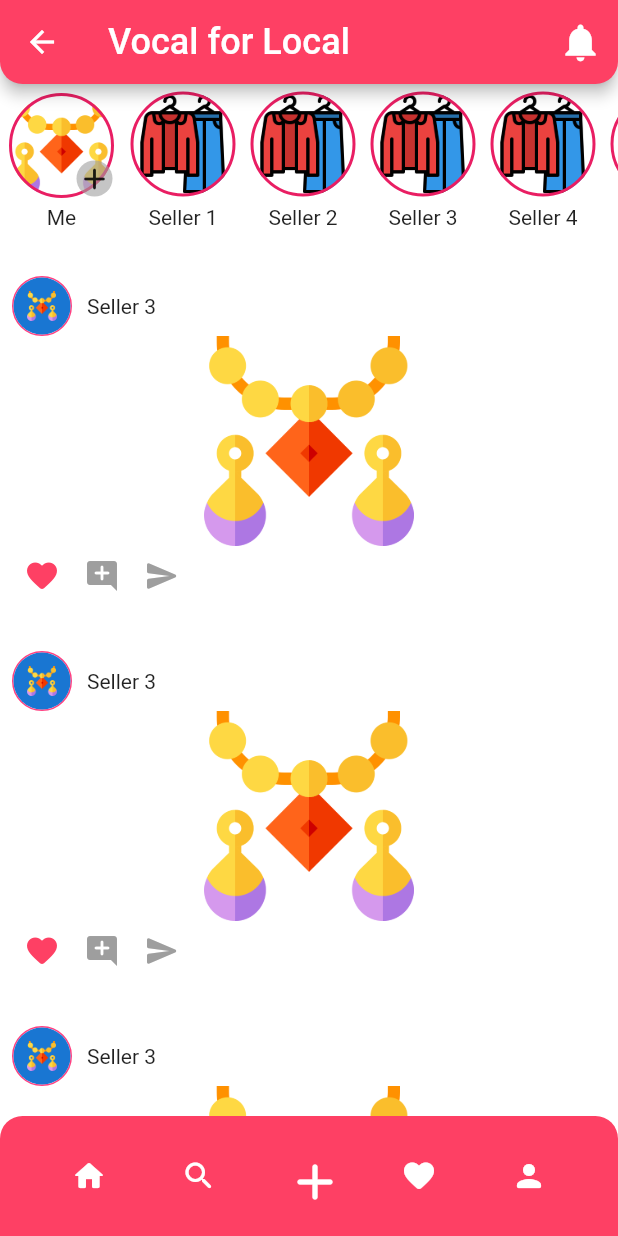
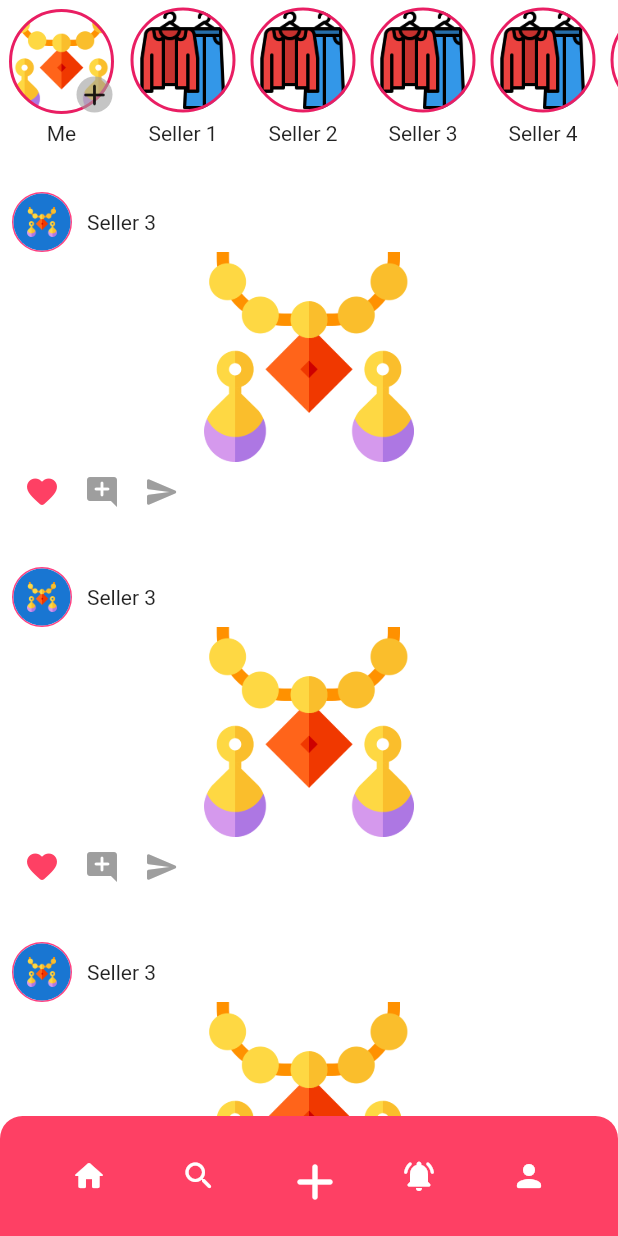
Before and after one commit to riteshsp2000/alohomora, a Flutter app: the HomePage screen opened directly, on a phone screen of 412 x 824 dp. Run offline on Flutter 3.47's test engine with Material 2 defaults, Android fonts, the phone set to English and light mode, and no system bars; our stand-ins replace flutter_svg; missing offline and left inert: adobe_xd.

Commit message:
minor bugs

```diff
--- a/lib/HomePage.dart
+++ b/lib/HomePage.dart
@@ -18,7 +18,6 @@ class _HomePageState extends State<HomePage> {
     return Scaffold(
       backgroundColor: const Color(0xffffffff),
       bottomNavigationBar: getFooter(),
-      appBar: getAppBar(),
       body: Container(
         child: PageView(
           controller: _pageController,
@@ -45,10 +44,6 @@ class _HomePageState extends State<HomePage> {
           borderRadius: BorderRadius.only(
               bottomLeft: Radius.circular(15.0),
               bottomRight: Radius.circular(15.0))),
-      title: Text(
-        "Vocal for Local",
-        style: TextStyle(color: Colors.white, fontSize: 24),
-      ),
       centerTitle: false,
       actions: [
         Padding(
@@ -107,7 +102,7 @@ class _HomePageState extends State<HomePage> {
           ),
           IconButton(
               icon: Icon(
-                Icons.favorite_rounded,
+                Icons.notifications_active_rounded,
                 color: Colors.white,
               ),
               onPressed: () {
--- a/lib/chats.dart
+++ b/lib/chats.dart
@@ -8,7 +8,7 @@ class ChatScreen extends StatefulWidget {
 class _ChatScreenState extends State<ChatScreen> {
   @override
   Widget build(BuildContext context) {
-    return Container(
+    return SafeArea(
       child: Text("Chatlist"),
     );
   }
--- a/lib/liked.dart
+++ b/lib/liked.dart
@@ -3,7 +3,7 @@ import 'package:flutter/material.dart';
 class LikedScreen extends StatelessWidget {
   @override
   Widget build(BuildContext context) {
-    return Container(
+    return SafeArea(
       child: Text("Liked Screen"),
     );
   }
--- a/lib/mainscreen.dart
+++ b/lib/mainscreen.dart
@@ -11,7 +11,7 @@ class _MainScreenState extends State<MainScreen> {
   bool isFavorite = true;
   @override
   Widget build(BuildContext context) {
-    return Container(
+    return SafeArea(
       child: Column(children: [stories(), posts()]),
     );
   }
```
